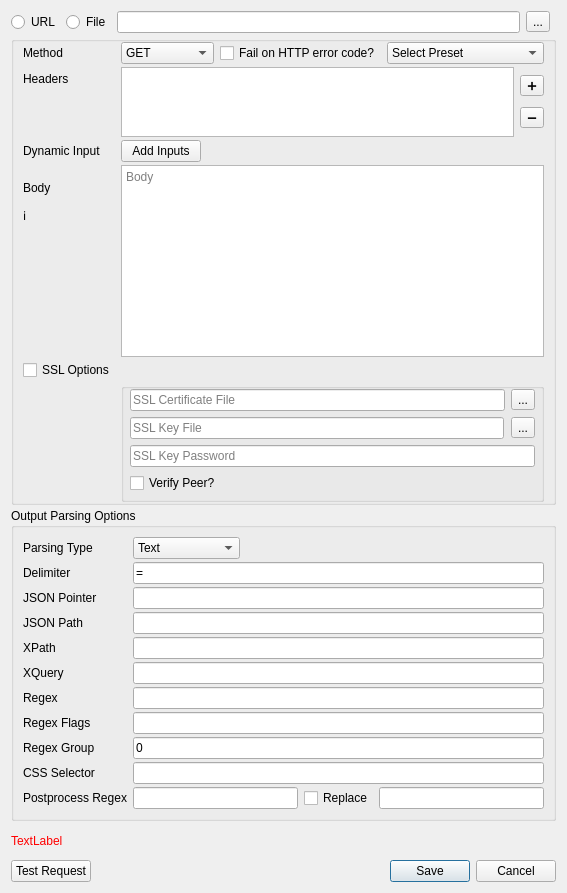
Qt form src/ui/requestbuilder.ui (locaal-ai/obs-urlsource) before a commit.
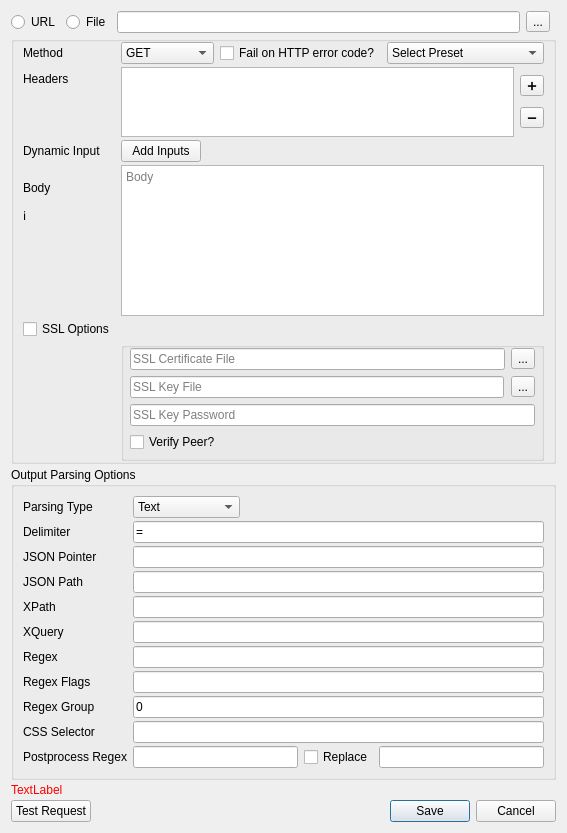
The same form after that commit.

Commit message: Refactor UI layout and adjust tab stop distance

Diff of the .ui file:
```diff
--- a/src/ui/requestbuilder.ui
+++ b/src/ui/requestbuilder.ui
@@ -7,7 +7,7 @@
     <x>0</x>
     <y>0</y>
     <width>498</width>
-    <height>893</height>
+    <height>833</height>
    </rect>
   </property>
   <property name="sizePolicy">
@@ -373,6 +373,9 @@
           <verstretch>0</verstretch>
          </sizepolicy>
         </property>
+        <property name="tabStopDistance">
+         <double>20.000000000000000</double>
+        </property>
         <property name="acceptRichText">
          <bool>false</bool>
         </property>
```
